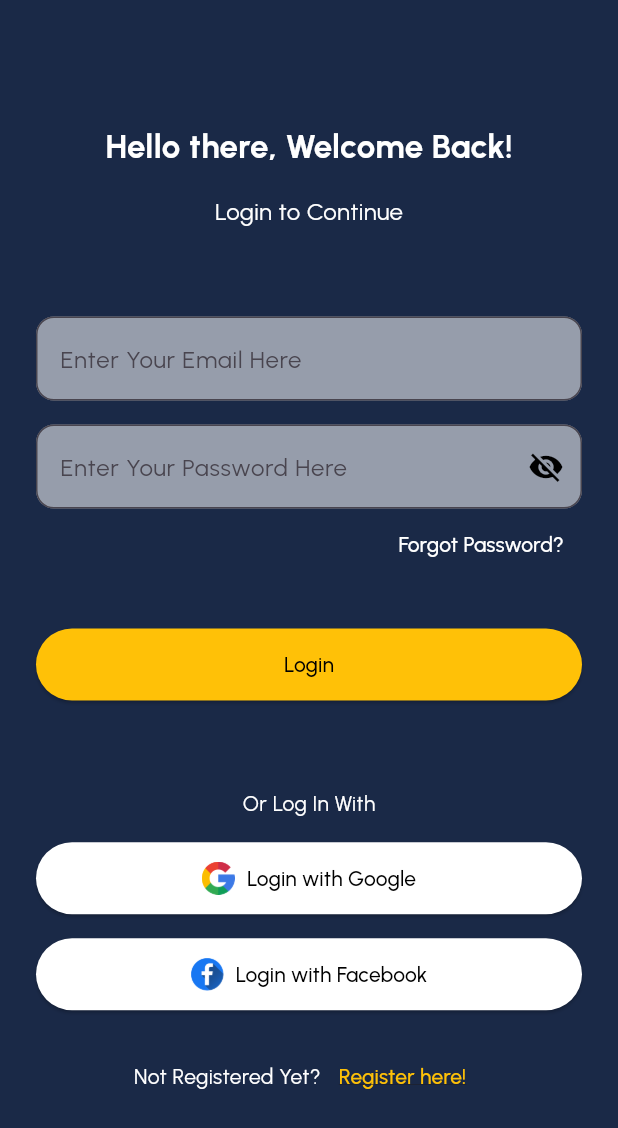
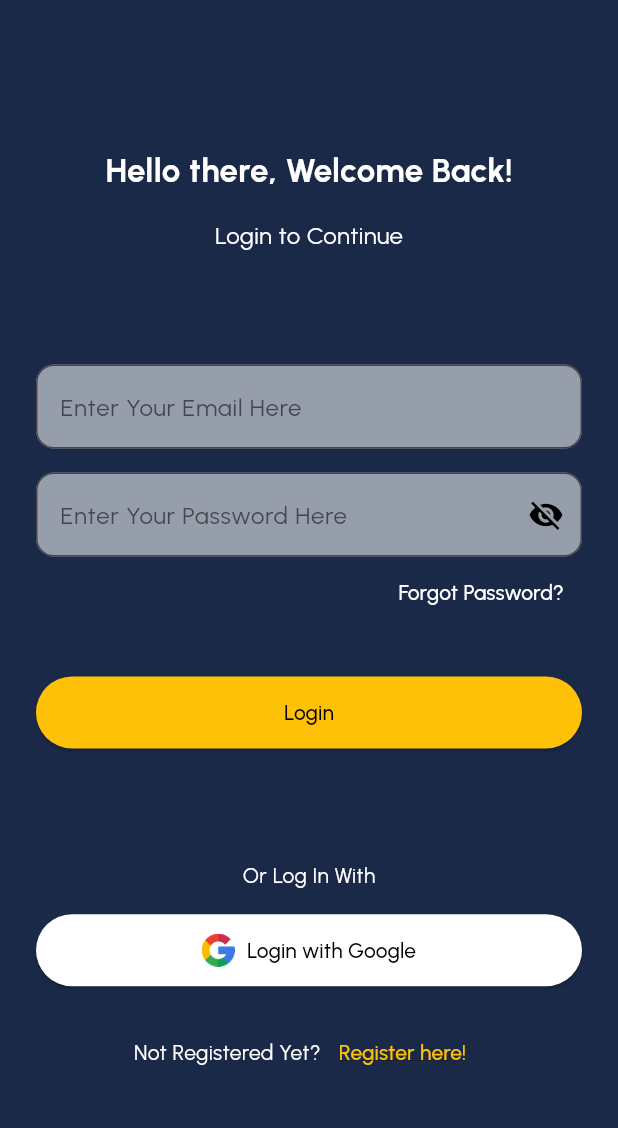
Before and after one commit to koomedenis40/NoteBook, a Flutter app: the screen it shows after launch, on a phone screen of 412 x 824 dp. Shown: the top 1128 px of the screen. Run offline on Flutter 3.47's test engine with Material 3 defaults, Android fonts, the phone set to English and light mode, and no system bars; our stand-ins replace bloc, cloud_firestore, equatable, file_picker, firebase_auth, firebase_core and 2 more; accounts and stored records are empty; generated files the repository leaves out were written again.

Commit message:
Update 1.0

```diff
--- a/lib/services/auth/bloc/auth_bloc.dart
+++ b/lib/services/auth/bloc/auth_bloc.dart
@@ -24,7 +24,7 @@ class AuthBloc extends Bloc<AuthEvent, AuthState> {
       if (email == null) {
         return; // User just wants to go to forgot password screen
       }
-      // User wants to sent a forgot password email
+      // User wants to send a forgot password email
       emit(const AuthStateForgotPassword(
         exception: null,
         hasSentEmail: false,
--- a/lib/services/auth/bloc/auth_event.dart
+++ b/lib/services/auth/bloc/auth_event.dart
@@ -37,3 +37,7 @@ class AuthEventForgotPassword extends AuthEvent {
 class AuthEventLogOut extends AuthEvent {
   const AuthEventLogOut();
 }
+
+class AuthEventGoogleSignIn extends AuthEvent {
+  const  AuthEventGoogleSignIn();
+}
--- a/lib/services/auth/bloc/auth_state.dart
+++ b/lib/services/auth/bloc/auth_state.dart
@@ -41,6 +41,10 @@ class AuthStateNeedsVerification extends AuthState {
   const AuthStateNeedsVerification({required super.isLoading});
 }
 
+class AuthStateGoogleSigningIn extends AuthState {
+  const AuthStateGoogleSigningIn({required super.isLoading});
+}
+
 class AuthStateLoggedOut extends AuthState with EquatableMixin {
   final Exception? exception;
   const AuthStateLoggedOut(
--- a/lib/views/login_view.dart
+++ b/lib/views/login_view.dart
@@ -181,7 +181,7 @@ class _LoginViewState extends State<LoginView> {
                     height: 48,
                     child: ElevatedButton(
                       onPressed: () {
-                        //TODO: Create a Function Here
+                        context.read<AuthBloc>().add(const AuthEventGoogleSignIn());
                       },
                       style: ElevatedButton.styleFrom(
                         backgroundColor: Colors.white,
@@ -199,34 +199,6 @@ class _LoginViewState extends State<LoginView> {
                           ),
                           const SizedBox(width: 8),
                           const Text("Login with Google"),
-                        ],
-                      ),
-                    ),
-                  ),
-
-                  const SizedBox(height: 16),
-
-                  // **Facebook Login Button**
-                  SizedBox(
-                    height: 48,
-                    child: ElevatedButton(
-                      onPressed: () {},
-                      style: ElevatedButton.styleFrom(
-                        backgroundColor: Colors.white,
-                        foregroundColor: Colors.black,
-                        shape: RoundedRectangleBorder(
-                            borderRadius: BorderRadius.circular(40)),
-                      ),
-                      child: Row(
-                        mainAxisAlignment: MainAxisAlignment.center,
-                        children: [
-                          Image.asset(
-                            'assets/images/facebook.png',
-                            width: 22,
-                            height: 22,
-                          ),
-                          const SizedBox(width: 8),
-                          const Text("Login with Facebook"),
                         ],
                       ),
                     ),
--- a/pubspec.yaml
+++ b/pubspec.yaml
@@ -51,6 +51,7 @@ dependencies:
   intl: ^0.19.0
   file_picker: ^9.1.0
   flutter_automation: ^2.0.0
+  google_sign_in: ^6.3.0
 
 dev_dependencies:
   flutter_test:
```
Also changed, not shown: pubspec.lock, 1 other file.
